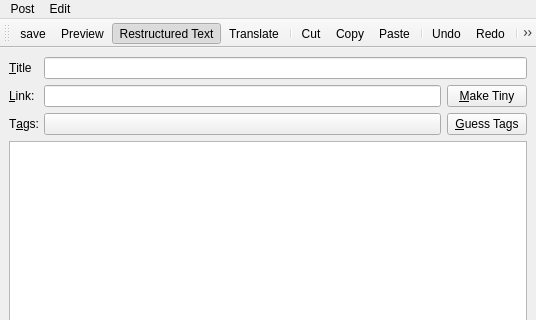
First picture: the form in BartleBlog/ui/rsteditor.ui, repository ralsina/ra-blog, before the edit; both pictures show x 0 to 536 and y 0 to 320 of the 536 by 493 pixel window.
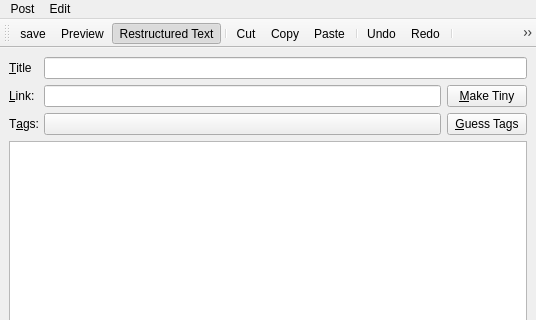
Second picture: the form after the edit. Icons and pictures are not drawn.

Commit message: Now you can edit the same post in more than one window (useful for editing two translations at once, for example)

```diff
--- a/BartleBlog/ui/rsteditor.ui
+++ b/BartleBlog/ui/rsteditor.ui
@@ -247,7 +247,6 @@
    <addaction name="actionSave" />
    <addaction name="actionPreview" />
    <addaction name="actionRST" />
-   <addaction name="actionTranslate" />
    <addaction name="separator" />
    <addaction name="actionCut" />
    <addaction name="actionCopy" />
@@ -387,14 +386,6 @@
     <string>FindNext</string>
    </property>
   </action>
-  <action name="actionTranslate" >
-   <property name="icon" >
-    <iconset resource="../../resources/icons.qrc" >:/icons/icons/translate.svg</iconset>
-   </property>
-   <property name="text" >
-    <string>Translate</string>
-   </property>
-  </action>
  </widget>
  <tabstops>
   <tabstop>title</tabstop>
```
Left out of the diff: 1 changed line with no effect on the pictures. The commit also changes 3 other files.
